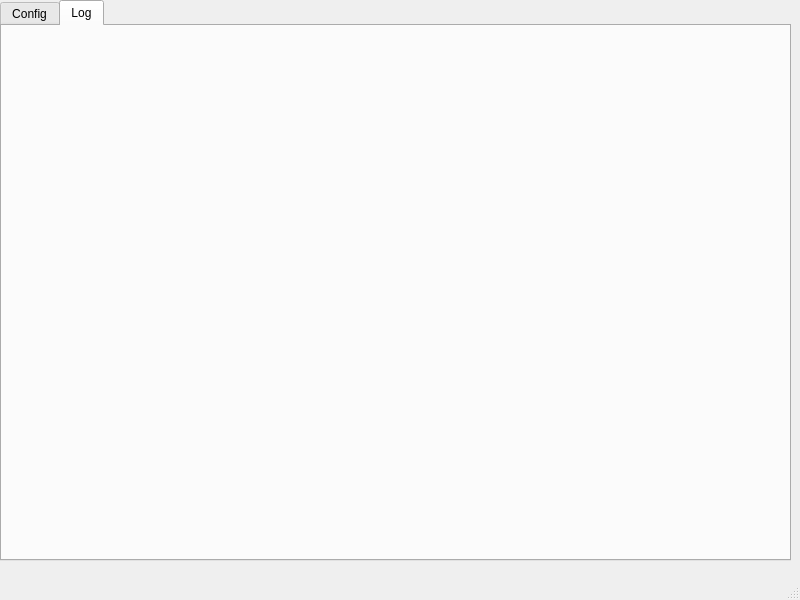
First picture: the form in mainwindow.ui, repository Wasgo097/ProjektInzynierskiServer, before the edit.
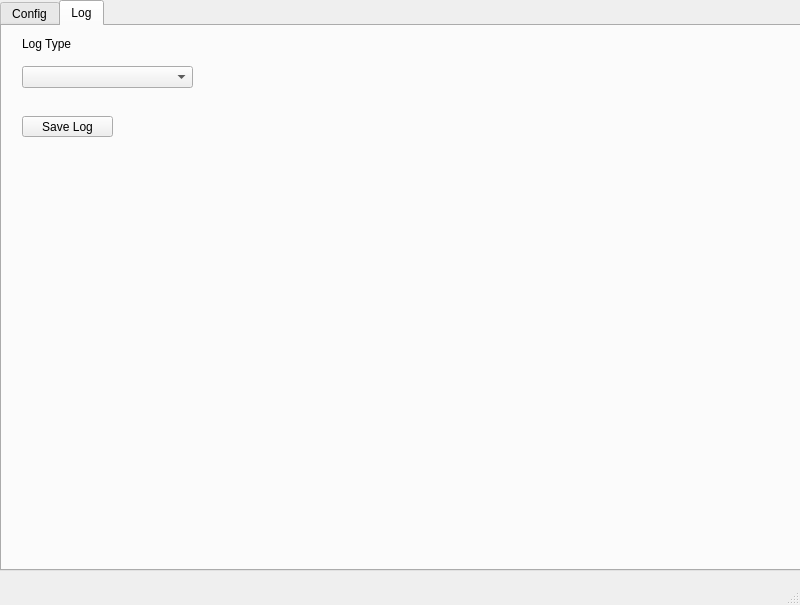
Second picture: the form after the edit. The open tabs and pages were chosen to show the change.

The edit to the form file:
```diff
--- a/mainwindow.ui
+++ b/mainwindow.ui
@@ -7,7 +7,7 @@
     <x>0</x>
     <y>0</y>
     <width>800</width>
-    <height>600</height>
+    <height>605</height>
    </rect>
   </property>
   <property name="windowTitle">
@@ -19,8 +19,8 @@
      <rect>
       <x>0</x>
       <y>0</y>
-      <width>791</width>
-      <height>561</height>
+      <width>801</width>
+      <height>571</height>
      </rect>
     </property>
     <property name="currentIndex">
@@ -71,6 +71,42 @@
      <attribute name="title">
       <string>Log</string>
      </attribute>
+     <widget class="QComboBox" name="LogType">
+      <property name="geometry">
+       <rect>
+        <x>20</x>
+        <y>40</y>
+        <width>171</width>
+        <height>22</height>
+       </rect>
+      </property>
+     </widget>
+     <widget class="QLabel" name="label_2">
+      <property name="geometry">
+       <rect>
+        <x>20</x>
+        <y>10</y>
+        <width>61</width>
+        <height>16</height>
+       </rect>
+      </property>
+      <property name="text">
+       <string>Log Type</string>
+      </property>
+     </widget>
+     <widget class="QPushButton" name="SaveLogBtn">
+      <property name="geometry">
+       <rect>
+        <x>20</x>
+        <y>90</y>
+        <width>91</width>
+        <height>21</height>
+       </rect>
+      </property>
+      <property name="text">
+       <string>Save Log</string>
+      </property>
+     </widget>
     </widget>
    </widget>
   </widget>
```
Left out of the diff: 2 changed lines with no effect on the pictures.
